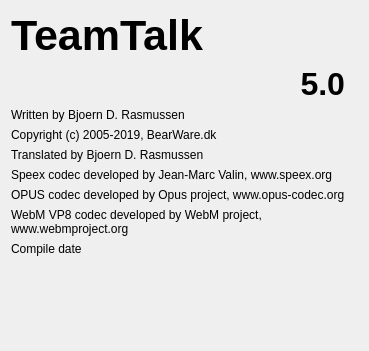
Before: the Qt Designer form Client/qtTeamTalk/about.ui in Vector1990/TeamTalk5, drawn with Qt 5.
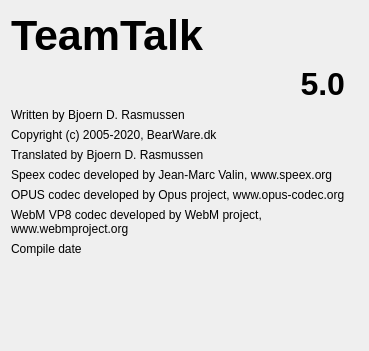
After: the same form once the commit is applied.

Commit message: Translating about dialog on QT and updating copyright date

```diff
--- a/Client/qtTeamTalk/about.ui
+++ b/Client/qtTeamTalk/about.ui
@@ -80,7 +80,7 @@
      <item>
       <widget class="QLabel" name="label_4">
        <property name="text">
-        <string notr="true">Copyright (c) 2005-2019, BearWare.dk</string>
+        <string notr="true">Copyright (c) 2005-2020, BearWare.dk</string>
        </property>
        <property name="wordWrap">
         <bool>true</bool>
```
Left out of the diff: 8 changed lines with no effect on the pictures. The commit also changes 3 other files.
